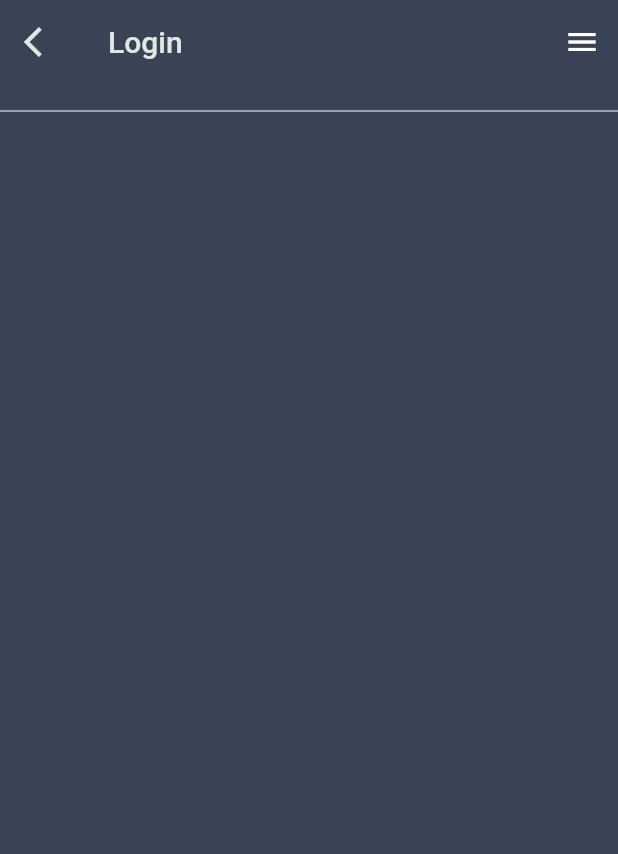
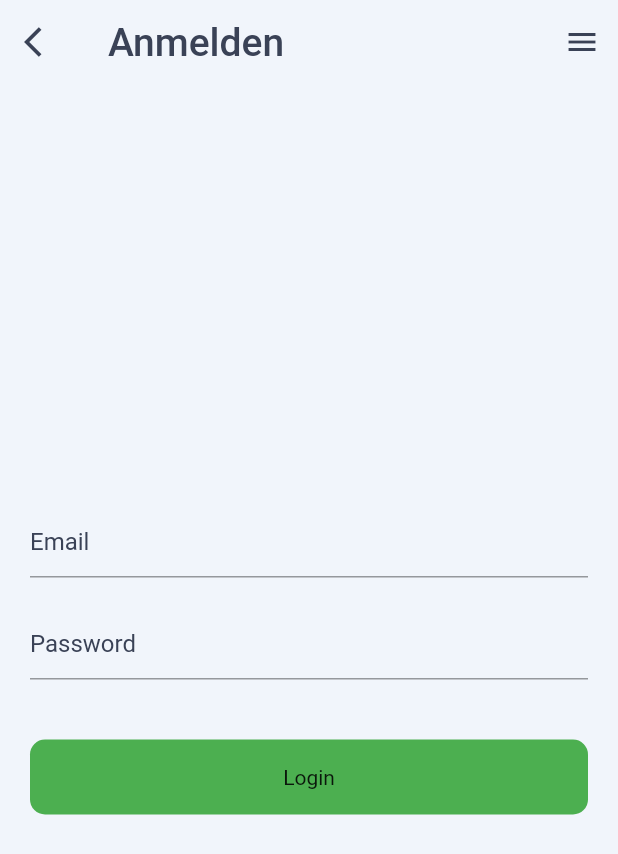
Before and after one commit to crisptells/SEIII_Flutter_App, a Flutter app: the LoginPage screen opened directly, on a phone screen of 412 x 824 dp. Shown: the top 854 px of the screen. Run offline on Flutter 3.47's test engine with Material 2 defaults, Android fonts, the phone set to English and light mode, and no system bars; our stand-ins replace shared_preferences, table_calendar; accounts and stored records are empty; network calls fail.

Commit message:
login page

```diff
--- a/lib/login_out_page.dart
+++ b/lib/login_out_page.dart
@@ -1,10 +1,11 @@
+import 'dart:convert';
+
 import 'package:flutter/material.dart';
-import 'package:flutter_test_app/http_getAllUsersTest.dart';
-import 'package:flutter_test_app/http_insertNewUserTest.dart';
 import 'package:flutter_test_app/policy_page.dart';
 import 'package:flutter_test_app/settings_page.dart';
-
-import 'learn_flutter_page.dart';
+import 'package:flutter_test_app/theme.dart';
+import 'package:http/http.dart';
+import 'package:provider/provider.dart';
 
 class LoginPage extends StatefulWidget {
   const LoginPage({super.key});
@@ -14,49 +15,71 @@ class LoginPage extends StatefulWidget {
 }
 
 class _LoginPageState extends State<LoginPage> {
+  TextEditingController emailController = TextEditingController();
+  TextEditingController passwordController = TextEditingController();
+
+  void login(String email, password) async {
+    try {
+      Response response = await post(
+          Uri.parse('http://127.0.0.1:3333/LoginUser'),
+          body: jsonEncode(
+              <String, String>{"email": email, "password": password}));
+      if (response.statusCode == 200) {
+        var data = jsonDecode(response.body.toString());
+        print(data['token']);
+        print('Login successfully');
+      } else {
+        print('failed');
+      }
+    } catch (e) {
+      print(e.toString());
+    }
+  }
+
   bool isSwitch = false;
   bool? isCheckBox = false;
   @override
   Widget build(BuildContext context) {
+    final themeChange = Provider.of<DarkThemeProvider>(context);
     return Scaffold(
-      backgroundColor: const Color.fromRGBO(58, 66, 86, 1),
+      backgroundColor: Theme.of(context).backgroundColor,
       appBar: AppBar(
-        backgroundColor: const Color.fromRGBO(58, 66, 86, 1),
-        title: const Text(
-          'Login',
-          style: TextStyle(
-            color: Color.fromARGB(255, 223, 233, 224),
-          ),
+        title: Text(
+          'Anmelden',
+          style:
+              TextStyle(color: Theme.of(context).iconTheme.color, fontSize: 26),
         ),
-        automaticallyImplyLeading:
-            false, // automatischer Back Button aus der App Bar weg (bei false)
+        automaticallyImplyLeading: false,
         leading: IconButton(
           onPressed: () {
             Navigator.of(context).pop();
           },
-          icon: const Icon(
+          icon: Icon(
             Icons.arrow_back_ios,
-            color: Color.fromARGB(255, 223, 233, 224),
+            color: Theme.of(context).iconTheme.color,
           ),
         ),
+        backgroundColor: Theme.of(context).backgroundColor,
         actions: [
           Theme(
-            data: Theme.of(context).copyWith(dividerColor: Colors.white),
+            data: Theme.of(context)
+                .copyWith(dividerColor: Theme.of(context).hintColor),
             child: PopupMenuButton<int>(
-              color: const Color.fromRGBO(64, 75, 96, .9),
+              color: Theme.of(context).primaryColor,
               itemBuilder: (context) => [
                 PopupMenuItem<int>(
                   value: 0,
                   child: Row(
-                    children: const [
-                      Icon(Icons.settings, color: Colors.white),
-                      SizedBox(
+                    children: [
+                      Icon(Icons.settings,
+                          color: Theme.of(context).iconTheme.color),
+                      const SizedBox(
                         width: 7,
                       ),
                       Text(
                         'Settings',
                         style: TextStyle(
-                          color: Colors.white,
+                          color: Theme.of(context).iconTheme.color,
                         ),
                       ),
                     ],
@@ -66,15 +89,16 @@ class _LoginPageState extends State<LoginPage> {
                 PopupMenuItem<int>(
                   value: 1,
                   child: Row(
-                    children: const [
-                      Icon(Icons.policy, color: Colors.white),
-                      SizedBox(
+                    children: [
+                      Icon(Icons.policy,
+                          color: Theme.of(context).iconTheme.color),
+                      const SizedBox(
                         width: 7,
                       ),
                       Text(
                         'Policy',
                         style: TextStyle(
-                          color: Colors.white,
+                          color: Theme.of(context).iconTheme.color,
                         ),
                       )
                     ],
@@ -84,49 +108,103 @@ class _LoginPageState extends State<LoginPage> {
                 PopupMenuItem<int>(
                   value: 2,
                   child: Row(
-                    children: const [
+                    children: [
                       Icon(
                         Icons.logout,
-                        color: Colors.white,
+                        color: Theme.of(context).iconTheme.color,
                       ),
-                      SizedBox(
+                      const SizedBox(
                         width: 7,
                       ),
                       Text(
                         'Logout',
                         style: TextStyle(
-                          color: Colors.white,
+                          color: Theme.of(context).iconTheme.color,
                         ),
                       )
                     ],
                   ),
                 ),
+                const PopupMenuDivider(),
+                PopupMenuItem<int>(
+                  value: 3,
+                  child: Row(
+                    children: [
+                      Icon(
+                        Icons.dark_mode,
+                        color: Theme.of(context).iconTheme.color,
+                      ),
+                      const SizedBox(
+                        width: 7,
+                      ),
+                      Checkbox(
+                          value: themeChange.darkTheme,
+                          onChanged: (value) {
+                            themeChange.darkTheme = value!;
+                          }),
+                    ],
+                  ),
+                ),
               ],
               onSelected: (item) => SelectedItem(context, item),
-              icon: const Icon(
+              icon: Icon(
                 Icons.menu,
-                color: Colors.white,
+                color: Theme.of(context).iconTheme.color,
               ),
             ),
           ),
         ],
       ),
-      body: SingleChildScrollView(
+      body: Padding(
+        padding: const EdgeInsets.all(20.0),
         child: Column(
+          crossAxisAlignment: CrossAxisAlignment.center,
+          mainAxisAlignment: MainAxisAlignment.center,
           children: [
+            TextFormField(
+              controller: emailController,
+              decoration: InputDecoration(
+                  hintText: 'Email',
+                  hintStyle:
+                      TextStyle(color: Theme.of(context).iconTheme.color)),
+              style: TextStyle(color: Theme.of(context).iconTheme.color),
+            ),
             const SizedBox(
-              height: 10,
+              height: 20,
             ),
-            const Divider(
-              color: Colors.white,
+            TextFormField(
+              controller: passwordController,
+              decoration: InputDecoration(
+                  hintText: 'Password',
+                  hintStyle:
+                      TextStyle(color: Theme.of(context).iconTheme.color)),
+              style: TextStyle(color: Theme.of(context).iconTheme.color),
             ),
-            Container(
+            const SizedBox(
+              height: 40,
             ),
+            GestureDetector(
+              behavior: HitTestBehavior.translucent,
+              onTap: () {
+                login(emailController.text.toString(),
+                    passwordController.text.toString());
+              },
+              child: Container(
+                height: 50,
+                decoration: BoxDecoration(
+                    color: Colors.green,
+                    borderRadius: BorderRadius.circular(10)),
+                child: const Center(
+                  child: Text('Login'),
+                ),
+              ),
+            )
           ],
         ),
       ),
     );
   }
+
   // ignore: non_constant_identifier_names
   SelectedItem(BuildContext context, int item) {
     switch (item) {
@@ -135,8 +213,8 @@ class _LoginPageState extends State<LoginPage> {
             MaterialPageRoute(builder: (context) => const SettingsPage()));
         break;
       case 1:
-        Navigator.of(context).push(
-            MaterialPageRoute(builder: (context) => const PolicyPage()));
+        Navigator.of(context)
+            .push(MaterialPageRoute(builder: (context) => const PolicyPage()));
         break;
       case 2:
         Navigator.of(context).push(MaterialPageRoute(
```
